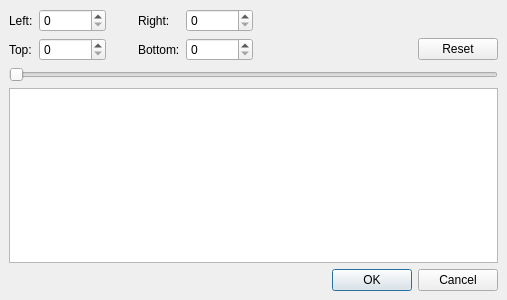
mean00/avidemux2, file avidemux_plugins/ADM_videoFilters6/blackenBorder/qt5/blackenBorders.ui: the form before one commit.
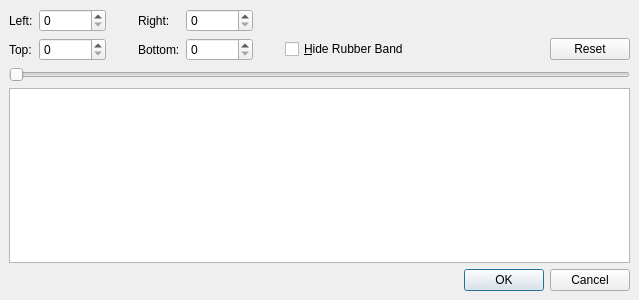
The form after the commit. Custom widgets are drawn as their Qt base class.

Commit message: [blackenBorder] Allow to toggle rubber band visibility + cosmetics

Patch:
```diff
--- a/avidemux_plugins/ADM_videoFilters6/blackenBorder/qt5/blackenBorders.ui
+++ b/avidemux_plugins/ADM_videoFilters6/blackenBorder/qt5/blackenBorders.ui
@@ -6,7 +6,7 @@
    <rect>
     <x>0</x>
     <y>0</y>
-    <width>507</width>
+    <width>639</width>
     <height>300</height>
    </rect>
   </property>
@@ -46,6 +46,43 @@
      <property name="spacing">
       <number>6</number>
      </property>
+     <item row="1" column="4">
+      <widget class="QSpinBox" name="spinBoxBottom">
+       <property name="maximum">
+        <number>2147483647</number>
+       </property>
+      </widget>
+     </item>
+     <item row="1" column="2">
+      <spacer>
+       <property name="orientation">
+        <enum>Qt::Horizontal</enum>
+       </property>
+       <property name="sizeType">
+        <enum>QSizePolicy::Fixed</enum>
+       </property>
+       <property name="sizeHint" stdset="0">
+        <size>
+         <width>26</width>
+         <height>20</height>
+        </size>
+       </property>
+      </spacer>
+     </item>
+     <item row="1" column="3">
+      <widget class="QLabel" name="label_3">
+       <property name="text">
+        <string>Bottom:</string>
+       </property>
+      </widget>
+     </item>
+     <item row="1" column="6">
+      <widget class="QCheckBox" name="checkBoxRubber">
+       <property name="text">
+        <string>&amp;Hide Rubber Band</string>
+       </property>
+      </widget>
+     </item>
      <item row="0" column="3">
       <widget class="QLabel" name="label_2">
        <property name="text">
@@ -53,6 +90,22 @@
        </property>
       </widget>
      </item>
+     <item row="1" column="7">
+      <spacer>
+       <property name="orientation">
+        <enum>Qt::Horizontal</enum>
+       </property>
+       <property name="sizeType">
+        <enum>QSizePolicy::MinimumExpanding</enum>
+       </property>
+       <property name="sizeHint" stdset="0">
+        <size>
+         <width>40</width>
+         <height>20</height>
+        </size>
+       </property>
+      </spacer>
+     </item>
      <item row="1" column="0">
       <widget class="QLabel" name="label_4">
        <property name="text">
@@ -60,70 +113,13 @@
        </property>
       </widget>
      </item>
-     <item row="0" column="4">
-      <widget class="QSpinBox" name="spinBoxRight">
-       <property name="maximum">
-        <number>2147483647</number>
-       </property>
-      </widget>
-     </item>
-     <item row="0" column="2">
-      <spacer>
-       <property name="orientation">
-        <enum>Qt::Horizontal</enum>
-       </property>
-       <property name="sizeType">
-        <enum>QSizePolicy::Fixed</enum>
-       </property>
-       <property name="sizeHint" stdset="0">
-        <size>
-         <width>26</width>
-         <height>20</height>
-        </size>
-       </property>
-      </spacer>
-     </item>
-     <item row="1" column="5">
-      <spacer>
-       <property name="orientation">
-        <enum>Qt::Horizontal</enum>
-       </property>
-       <property name="sizeHint" stdset="0">
-        <size>
-         <width>40</width>
-         <height>20</height>
-        </size>
-       </property>
-      </spacer>
-     </item>
-     <item row="1" column="6">
+     <item row="1" column="8">
       <widget class="QPushButton" name="pushButtonReset">
        <property name="text">
         <string>Reset</string>
        </property>
       </widget>
      </item>
-     <item row="1" column="1">
-      <widget class="QSpinBox" name="spinBoxTop">
-       <property name="maximum">
-        <number>2147483647</number>
-       </property>
-      </widget>
-     </item>
-     <item row="1" column="4">
-      <widget class="QSpinBox" name="spinBoxBottom">
-       <property name="maximum">
-        <number>2147483647</number>
-       </property>
-      </widget>
-     </item>
-     <item row="1" column="3">
-      <widget class="QLabel" name="label_3">
-       <property name="text">
-        <string>Bottom:</string>
-       </property>
-      </widget>
-     </item>
      <item row="0" column="0">
       <widget class="QLabel" name="label">
        <property name="text">
@@ -131,7 +127,14 @@
        </property>
       </widget>
      </item>
-     <item row="0" column="5">
+     <item row="1" column="1">
+      <widget class="QSpinBox" name="spinBoxTop">
+       <property name="maximum">
+        <number>2147483647</number>
+       </property>
+      </widget>
+     </item>
+     <item row="0" column="7">
       <spacer>
        <property name="orientation">
         <enum>Qt::Horizontal</enum>
@@ -154,7 +157,7 @@
        </property>
       </widget>
      </item>
-     <item row="1" column="2">
+     <item row="0" column="2">
       <spacer>
        <property name="orientation">
         <enum>Qt::Horizontal</enum>
@@ -170,6 +173,45 @@
        </property>
       </spacer>
      </item>
+     <item row="0" column="4">
+      <widget class="QSpinBox" name="spinBoxRight">
+       <property name="maximum">
+        <number>2147483647</number>
+       </property>
+      </widget>
+     </item>
+     <item row="1" column="5">
+      <spacer name="horizontalSpacer">
+       <property name="orientation">
+        <enum>Qt::Horizontal</enum>
+       </property>
+       <property name="sizeType">
+        <enum>QSizePolicy::Fixed</enum>
+       </property>
+       <property name="sizeHint" stdset="0">
+        <size>
+         <width>26</width>
+         <height>20</height>
+        </size>
+       </property>
+      </spacer>
+     </item>
+     <item row="0" column="5">
+      <spacer name="horizontalSpacer_2">
+       <property name="orientation">
+        <enum>Qt::Horizontal</enum>
+       </property>
+       <property name="sizeType">
+        <enum>QSizePolicy::Fixed</enum>
+       </property>
+       <property name="sizeHint" stdset="0">
+        <size>
+         <width>26</width>
+         <height>20</height>
+        </size>
+       </property>
+      </spacer>
+     </item>
     </layout>
    </item>
    <item>
```
Left out of the diff: 1 changed line with no effect on the pictures. The commit also changes 6 other files.
